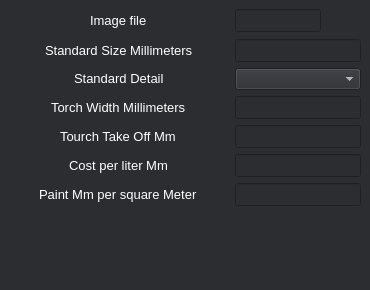
The window that Frontend/Qt/ui/Parametrs.ui (C0rTeZ13/HiH-2024) describes before a commit, drawn with Qt 5.
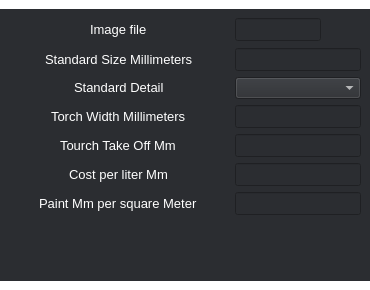
The same window after the commit. Icons and pictures are not drawn.

The edit to the form file:
```diff
--- a/Frontend/Qt/ui/Parametrs.ui
+++ b/Frontend/Qt/ui/Parametrs.ui
@@ -36,13 +36,13 @@
     <number>0</number>
    </property>
    <property name="topMargin">
-    <number>0</number>
+    <number>9</number>
    </property>
    <property name="rightMargin">
     <number>0</number>
    </property>
    <property name="bottomMargin">
-    <number>0</number>
+    <number>9</number>
    </property>
    <property name="horizontalSpacing">
     <number>20</number>
@@ -138,6 +138,9 @@
          </property>
          <item>
           <widget class="QLineEdit" name="text_imageFile">
+           <property name="enabled">
+            <bool>false</bool>
+           </property>
            <property name="sizePolicy">
             <sizepolicy hsizetype="Preferred" vsizetype="Fixed">
              <horstretch>0</horstretch>
```
